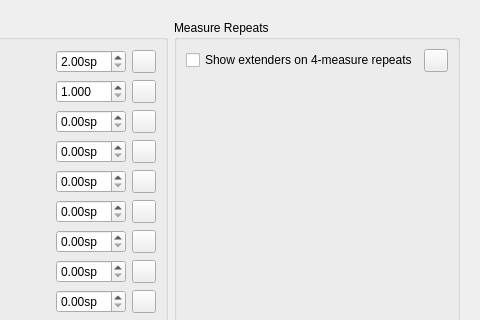
The window that mscore/editstyle.ui (mattmcclinch/MuseScore) describes before a commit, drawn with Qt 5; both pictures show x 432 to 912 and y 0 to 320 of the 912 by 692 pixel window.
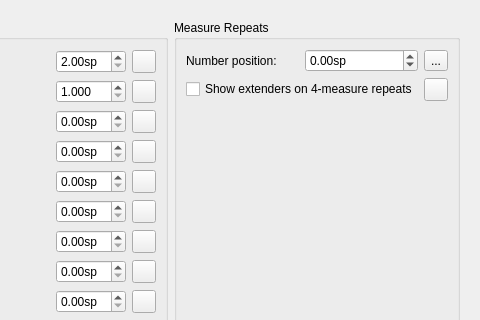
The same window after the commit. The open tabs and pages were chosen to show the change. Icons and pictures are not drawn. Custom widgets are drawn as their Qt base class.

Commit message: Add MeasureRepeat Inspector

```diff
--- a/mscore/editstyle.ui
+++ b/mscore/editstyle.ui
@@ -3403,7 +3403,14 @@
            <string>Measure Repeats</string>
           </property>
           <layout class="QGridLayout" name="gridLayout_47">
-           <item row="2" column="0">
+           <item row="0" column="0">
+            <widget class="QLabel" name="label_148">
+             <property name="text">
+              <string>Number position:</string>
+             </property>
+            </widget>
+           </item>
+           <item row="3" column="0">
             <spacer name="verticalSpacer_11">
              <property name="orientation">
               <enum>Qt::Vertical</enum>
@@ -3416,14 +3423,31 @@
              </property>
             </spacer>
            </item>
-           <item row="0" column="0">
-            <widget class="QCheckBox" name="fourMeasureRepeatShowExtenders">
-             <property name="text">
-              <string>Show extenders on 4-measure repeats</string>
-             </property>
-            </widget>
-           </item>
            <item row="0" column="1">
+            <widget class="QDoubleSpinBox" name="measureRepeatNumberPos">
+             <property name="suffix">
+              <string>sp</string>
+             </property>
+             <property name="minimum">
+              <double>-99.989999999999995</double>
+             </property>
+             <property name="singleStep">
+              <double>0.500000000000000</double>
+             </property>
+            </widget>
+           </item>
+           <item row="0" column="2">
+            <widget class="QToolButton" name="resetMeasureRepeatNumberPos">
+             <property name="text">
+              <string>...</string>
+             </property>
+             <property name="icon">
+              <iconset>
+               <normaloff>data/icons/edit-reset.svg</normaloff>data/icons/edit-reset.svg</iconset>
+             </property>
+            </widget>
+           </item>
+           <item row="1" column="2">
             <widget class="QToolButton" name="resetFourMeasureRepeatShowExtenders">
              <property name="toolTip">
               <string>Reset to default</string>
@@ -3440,6 +3464,13 @@
              </property>
             </widget>
            </item>
+           <item row="1" column="0" colspan="2">
+            <widget class="QCheckBox" name="fourMeasureRepeatShowExtenders">
+             <property name="text">
+              <string>Show extenders on 4-measure repeats</string>
+             </property>
+            </widget>
+           </item>
           </layout>
          </widget>
         </item>
```
The commit also changes 17 other files.
